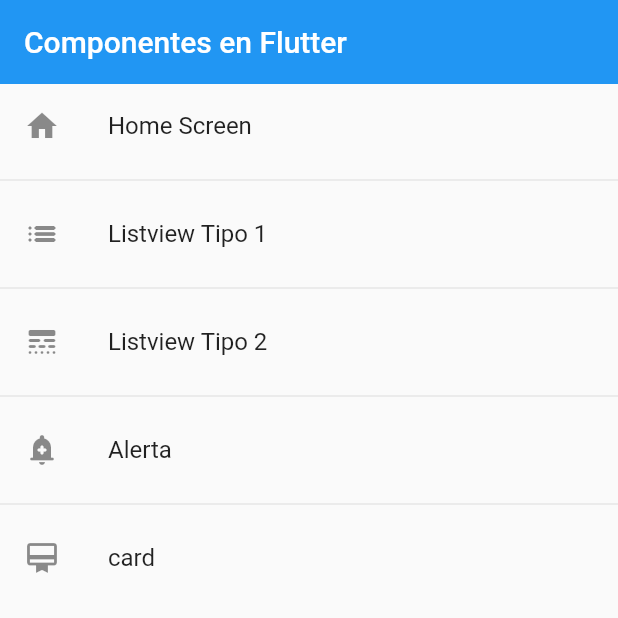
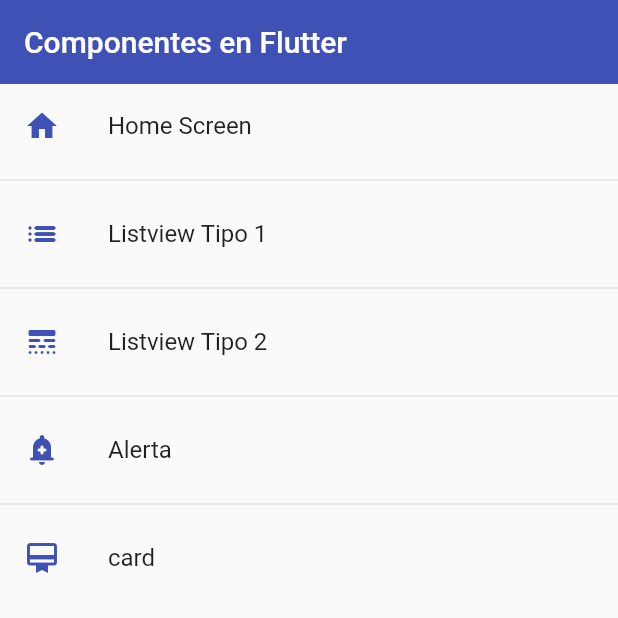
Before and after one commit to CarlosAvilesG/Flutter_Componentes, a Flutter app: the screen it shows after launch, on a phone screen of 412 x 824 dp, the top half of it. Run offline on Flutter 3.47's test engine with Material 2 defaults, Android fonts, the phone set to English and light mode, and no system bars.

Commit message:
74-75-temas

```diff
--- a/lib/main.dart
+++ b/lib/main.dart
@@ -1,6 +1,7 @@
+import 'package:fl_components/theme/app_theme.dart';
 import 'package:flutter/material.dart';
 import 'package:fl_components/router/app_routes.dart';
-import 'package:fl_components/screens/screens.dart';
+// import 'package:fl_components/screens/screens.dart';
 
 void main() => runApp(const MyApp());
 
@@ -10,11 +11,13 @@ class MyApp extends StatelessWidget {
   @override
   Widget build(BuildContext context) {
     return MaterialApp(
-        debugShowCheckedModeBanner: false,
-        title: 'Material App',
-        // home: const AlertScreen(),
-        initialRoute: AppRoutes.initialRoute,
-        routes: AppRoutes.getAppRoutes(),
-        onGenerateRoute: AppRoutes.onGenerateRoute);
+      debugShowCheckedModeBanner: false,
+      title: 'Material App',
+      // home: const AlertScreen(),
+      initialRoute: AppRoutes.initialRoute,
+      routes: AppRoutes.getAppRoutes(),
+      onGenerateRoute: AppRoutes.onGenerateRoute,
+      theme: AppTheme.ligthTheme,
+    );
   }
 }
--- a/lib/screens/home_screen.dart
+++ b/lib/screens/home_screen.dart
@@ -1,5 +1,7 @@
-import 'package:fl_components/models/menu_option.dart';
 import 'package:flutter/material.dart';
+
+//import 'package:fl_components/models/menu_option.dart';
+import 'package:fl_components/theme/app_theme.dart';
 import 'package:fl_components/router/app_routes.dart';
 
 class HomeScreen extends StatelessWidget {
@@ -12,11 +14,14 @@ class HomeScreen extends StatelessWidget {
     return Scaffold(
         appBar: AppBar(
           title: const Text('Componentes en Flutter'),
-          elevation: 0,
+          // elevation: 0,
         ),
         body: ListView.separated(
             itemBuilder: (context, index) => ListTile(
-                  leading: Icon(menuOptions[index].icon),
+                  leading: Icon(
+                    menuOptions[index].icon,
+                    color: AppTheme.primary,
+                  ),
                   title: Text(AppRoutes.menuOptions[index].name),
                   onTap: () {
                     // final route = MaterialPageRoute(
--- a/lib/screens/listview2_screen.dart
+++ b/lib/screens/listview2_screen.dart
@@ -15,8 +15,8 @@ class listview2Screen extends StatelessWidget {
     return Scaffold(
         appBar: AppBar(
           title: const Text('ListView Tipo 2'),
-          elevation: 0,
-          backgroundColor: Colors.indigo,
+          // elevation: 0,
+          // backgroundColor: Colors.indigo,
         ),
         body: ListView.separated(
           itemCount: options.length,
--- /dev/null
+++ b/lib/theme/app_theme.dart
@@ -0,0 +1,20 @@
+import 'package:flutter/material.dart';
+
+class AppTheme {
+  static const Color primary = Colors.indigo;
+
+  static final ThemeData ligthTheme = ThemeData.light().copyWith(
+      //color primario
+      primaryColor: Colors.indigo,
+
+      //AppBar theme}
+      appBarTheme: const AppBarTheme(color: primary, elevation: 0));
+
+  static final ThemeData darkTheme = ThemeData.dark().copyWith(
+      //color primario
+      primaryColor: Colors.indigo,
+
+      //AppBar theme}
+      appBarTheme: const AppBarTheme(color: primary, elevation: 0),
+      scaffoldBackgroundColor: Colors.black);
+}
```
